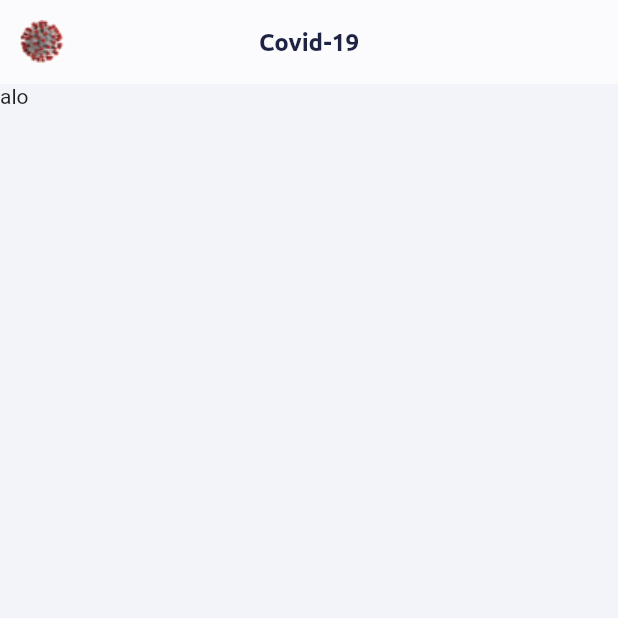
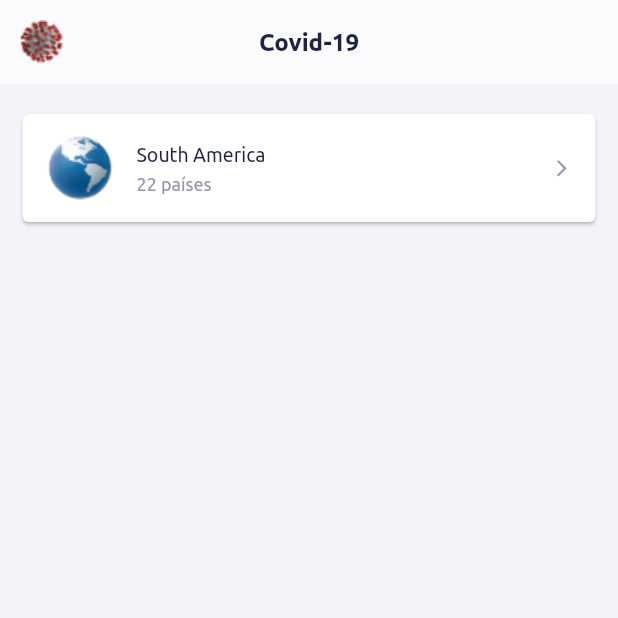
Before and after one commit to ViniciusSaGoncalves/desafio_covid_vinicius, a Flutter app: the screen it shows after launch, on a phone screen of 412 x 824 dp, the top half of it. Run offline on Flutter 3.47's test engine with Material 2 defaults, Android fonts, the phone set to English and light mode, and no system bars; project files that could hold a hidden picture were left out.

Commit message:
card pageHome - criação do card de continentes da page view

```diff
--- a/lib/app/pages/PageHome.dart
+++ b/lib/app/pages/PageHome.dart
@@ -27,8 +27,37 @@ class _PageHomeState extends State<PageHome> {
         backgroundColor: Color(0xFFFBFBFD),
         centerTitle: true,
       ),
-      body: Container(
-        child: Text('alo'),
+      body: ListView(
+        children: [
+          Card(
+            margin: EdgeInsets.only(left: 15, right: 15, top: 20),
+            child: ListTile(
+              leading: Image(
+                  image: AssetImage('lib/app/assets/img/southAmerica.png')),
+              title: Text(
+                'South America',
+                style: TextStyle(
+                    fontFamily: 'Ubuntu',
+                    fontSize: 13,
+                    fontWeight: FontWeight.w400,
+                    color: Color(0xFF1E2243)),
+              ),
+              subtitle: Text(
+                '22 países',
+                style: TextStyle(
+                    fontFamily: 'Ubuntu',
+                    fontSize: 12,
+                    fontWeight: FontWeight.w400,
+                    color: Color(0xFF969AA8)),
+              ),
+              trailing: Icon(
+                Icons.arrow_forward_ios,
+                color: Color(0xFF969AA8),
+                size: 13,
+              ),
+            ),
+          ),
+        ],
       ),
       backgroundColor: Color(0xFFF3F4F9),
     );
--- a/pubspec.yaml
+++ b/pubspec.yaml
@@ -60,6 +60,7 @@ flutter:
     - lib/app/assets/img/oceania2x.png
     - lib/app/assets/img/southAmerica.png
     - lib/app/assets/img/southAmerica2x.png
+    - lib/app/assets/img/arrowFw.svg
 
   # An image asset can refer to one or more resolution-specific "variants", see
   # https://flutter.dev/assets-and-images/#resolution-aware.
@@ -76,7 +77,9 @@ flutter:
     - family: Ubuntu
       fonts:
         - asset: lib/app/assets/fonts/Ubuntu/Ubuntu-Regular.ttf
+          weight: 400
         - asset: lib/app/assets/fonts/Ubuntu/Ubuntu-Medium.ttf
+          weight: 500
         - asset: lib/app/assets/fonts/Ubuntu/Ubuntu-Bold.ttf
           weight: 700
   #       - asset: fonts/Schyler-Italic.ttf
```
Also changed, not shown: lib/app/assets/img/arrowFw.svg (added).
